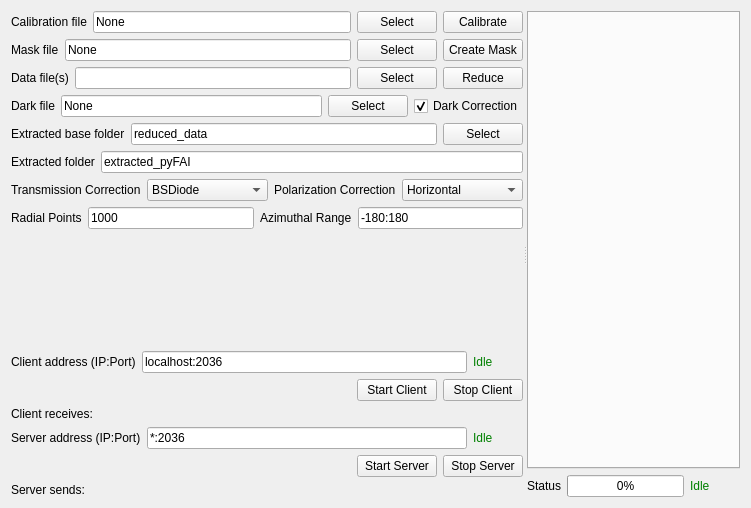
Old version of the form UI_Forms/Data_Reduction_Client.ui in the repository chemmatcars/XAnoS.
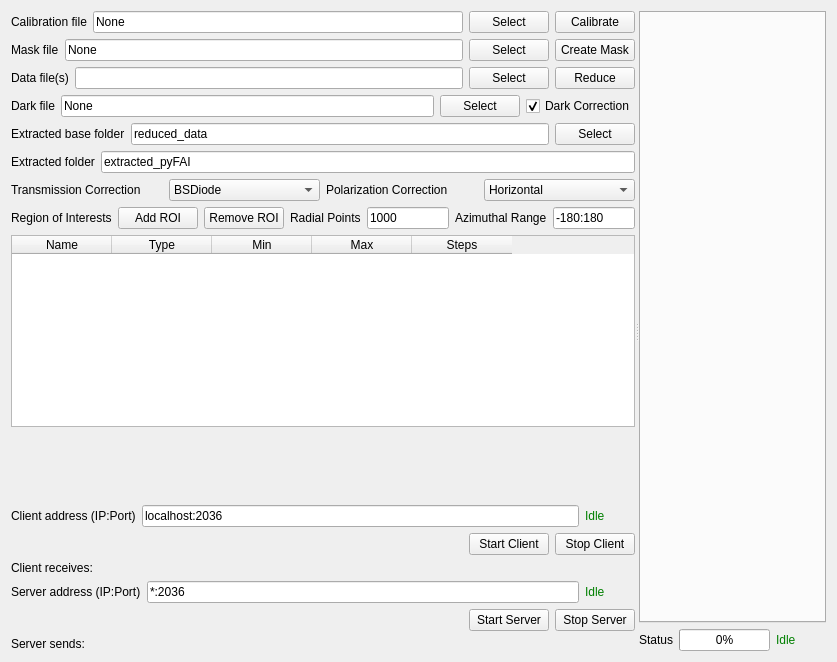
New version of the form.

Commit message: Added the option of plotting the 2D data in Qx an Qy in the Data_Reducer.py

What changed in the file:
```diff
--- a/UI_Forms/Data_Reduction_Client.ui
+++ b/UI_Forms/Data_Reduction_Client.ui
@@ -6,8 +6,8 @@
    <rect>
     <x>0</x>
     <y>0</y>
-    <width>751</width>
-    <height>508</height>
+    <width>837</width>
+    <height>662</height>
    </rect>
   </property>
   <property name="windowTitle">
@@ -19,7 +19,7 @@
      <property name="orientation">
       <enum>Qt::Horizontal</enum>
      </property>
-     <widget class="QWidget" name="">
+     <widget class="QWidget" name="layoutWidget">
       <layout class="QVBoxLayout" name="verticalLayout_4">
        <item>
         <layout class="QHBoxLayout" name="horizontalLayout_4">
@@ -264,6 +264,27 @@
        </item>
        <item>
         <layout class="QHBoxLayout" name="horizontalLayout_8">
+         <item>
+          <widget class="QLabel" name="ROILabel">
+           <property name="text">
+            <string>Region of Interests</string>
+           </property>
+          </widget>
+         </item>
+         <item>
+          <widget class="QPushButton" name="addROIPushButton">
+           <property name="text">
+            <string>Add ROI</string>
+           </property>
+          </widget>
+         </item>
+         <item>
+          <widget class="QPushButton" name="removeROIPushButton">
+           <property name="text">
+            <string>Remove ROI</string>
+           </property>
+          </widget>
+         </item>
          <item>
           <widget class="QLabel" name="radialPointsLabel">
            <property name="text">
@@ -294,6 +315,35 @@
          </item>
         </layout>
        </item>
+       <item>
+        <widget class="QTableWidget" name="ROITableWidget">
+         <column>
+          <property name="text">
+           <string>Name</string>
+          </property>
+         </column>
+         <column>
+          <property name="text">
+           <string>Type</string>
+          </property>
+         </column>
+         <column>
+          <property name="text">
+           <string>Min</string>
+          </property>
+         </column>
+         <column>
+          <property name="text">
+           <string>Max</string>
+          </property>
+         </column>
+         <column>
+          <property name="text">
+           <string>Steps</string>
+          </property>
+         </column>
+        </widget>
+       </item>
        <item>
         <spacer name="verticalSpacer">
          <property name="orientation">
```
The commit also changes 3 other files.
